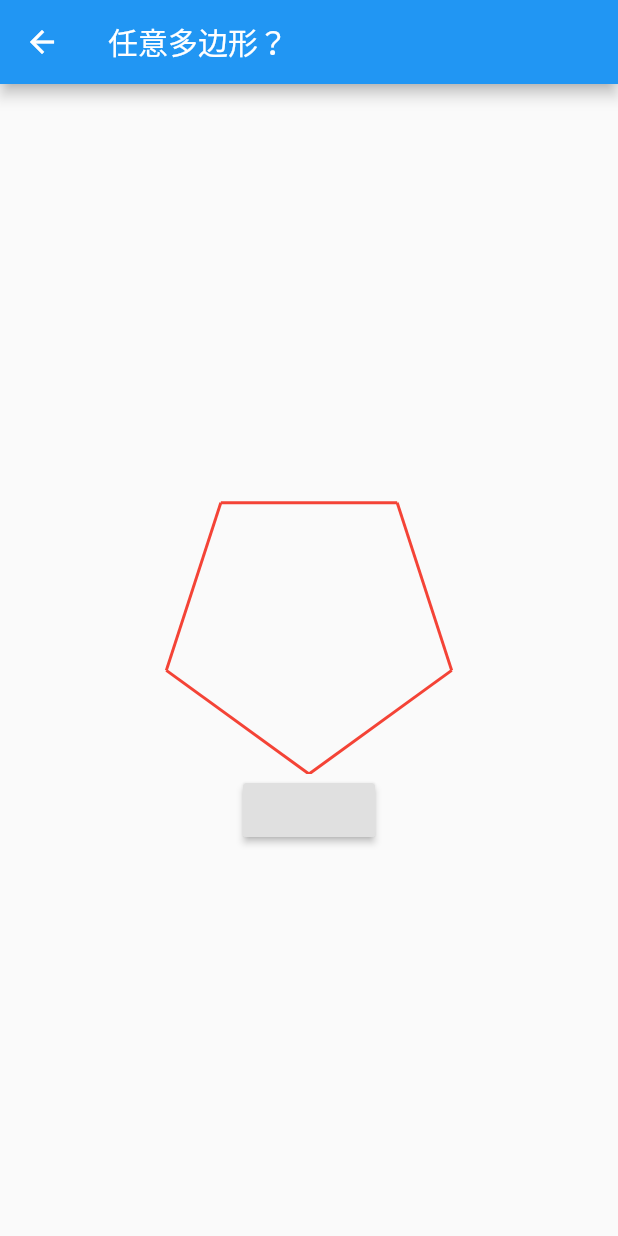
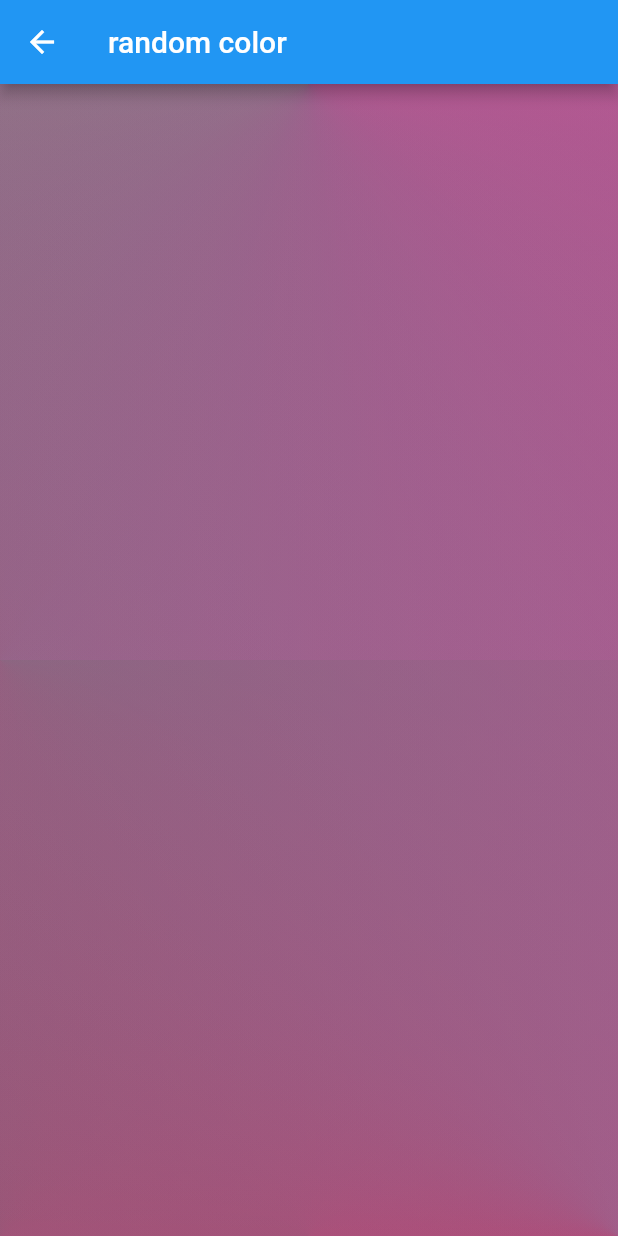
Before and after one commit to sm9i/draw_example, a Flutter app: the screen it shows after launch, after a tap on the "menu" icon, on a phone screen of 412 x 824 dp. Run offline on Flutter 3.47's test engine with Material 2 defaults, Android fonts, the phone set to English and light mode, and no system bars; our stand-ins replace dio.

Commit message:
random test

```diff
--- a/lib/demo/particle/particle.dart
+++ b/lib/demo/particle/particle.dart
@@ -36,15 +36,3 @@ class Particle {
     );
   }
 }
-final random = Random();
-
-Color randomRGB({
-  int limitR = 0,
-  int limitG = 0,
-  int limitB = 0,
-}) {
-  var r = limitR + random.nextInt(256 - limitR); //红值
-  var g = limitG + random.nextInt(256 - limitG); //绿值
-  var b = limitB + random.nextInt(256 - limitB); //蓝值
-  return Color.fromARGB(255, r, g, b); //生成argb模式的颜色
-}
--- a/lib/demo/particle/particle_manage.dart
+++ b/lib/demo/particle/particle_manage.dart
@@ -1,4 +1,5 @@
 import 'package:draw_example/demo/particle/particle.dart';
+import 'package:draw_example/helper.dart';
 import 'package:flutter/material.dart';
 
 class ParticleManage extends ChangeNotifier {
--- a/lib/demo/particle/screen.dart
+++ b/lib/demo/particle/screen.dart
@@ -3,6 +3,7 @@ import 'dart:async';
 import 'package:draw_example/demo/particle/particle.dart';
 import 'package:draw_example/demo/particle/particle_manage.dart';
 import 'package:draw_example/demo/particle/particle_painter.dart';
+import 'package:draw_example/helper.dart';
 import 'package:flutter/cupertino.dart';
 import 'package:flutter/material.dart';
 import 'dart:math';
--- a/lib/demo/polygon/polygon_page.dart
+++ b/lib/demo/polygon/polygon_page.dart
@@ -41,12 +41,7 @@ class _PolygonPageState extends State<PolygonPage>
                 size: Size(200, 200),
               ),
             ),
-            RaisedButton(onPressed: () {
-              if (_controller.isAnimating || _controller.isCompleted) {
-                _controller.reset();
-              }
-              _controller.forward();
-            })
+            RaisedButton(onPressed: () {})
           ],
         ),
       ),
--- /dev/null
+++ b/lib/demo/random/random_bg_page.dart
@@ -0,0 +1,76 @@
+import 'package:draw_example/demo/particle/particle.dart';
+import 'package:draw_example/helper.dart';
+import 'package:flutter/material.dart';
+import 'dart:math' as math;
+
+class RandomBgPage extends StatefulWidget {
+  @override
+  _RandomBgPageState createState() => _RandomBgPageState();
+}
+
+class _RandomBgPageState extends State<RandomBgPage> {
+  List<Alignment> alignments = [
+    Alignment.center,
+    Alignment.centerRight,
+    Alignment.centerLeft,
+    Alignment.bottomCenter,
+    Alignment.bottomLeft,
+    Alignment.bottomRight,
+    Alignment.topCenter,
+    Alignment.topLeft,
+    Alignment.topRight,
+  ];
+
+  List<Gradient> randomGradient() {
+    List<Gradient> res = [];
+    List.generate(10, (index) {
+      List<Color> colors = [];
+      List.generate(randomInt(max: 4,min: 2), (index) {
+        colors.add(randomRGB().withOpacity(randomInt(max: 7) / 10));
+      });
+      // res.add(LinearGradient(
+      //   colors: colors,
+      //   begin: randomList(alignments),
+      //   end: randomList(alignments),
+      // ));
+      res.add(SweepGradient(
+        colors: colors,
+        center: randomList(List.of(alignments)..remove(Alignment.center)),
+      ));
+      // res.add(RadialGradient(
+      //   colors: colors,
+      //   center: randomList(alignments),
+      //   focal: randomList(alignments),
+      // ));
+    });
+    return res;
+  }
+
+  @override
+  Widget build(BuildContext context) {
+    return Scaffold(
+      appBar: AppBar(
+        title: Text('random color'),
+      ),
+      // body: Container(
+      //   decoration: BoxDecoration(
+      //     gradient: RadialGradient(
+      //       colors: [
+      //         randomRGB(),
+      //         randomRGB(),
+      //       ],
+      //       center: Alignment.topLeft,
+      //       radius: 0.8,
+      //     ),
+      //   ),
+      // ),
+      body: Stack(
+        children: randomGradient()
+            .map((e) => Container(
+                  decoration: BoxDecoration(gradient: e),
+                ))
+            .toList(),
+      ),
+    );
+  }
+}
--- /dev/null
+++ b/lib/helper.dart
@@ -0,0 +1,32 @@
+import 'dart:math';
+
+import 'package:flutter/material.dart';
+
+final random = Random();
+
+Color randomRGB({
+  int limitR = 0,
+  int limitG = 0,
+  int limitB = 0,
+}) {
+  var r = limitR + random.nextInt(256 - limitR); //红值
+  var g = limitG + random.nextInt(256 - limitG); //绿值
+  var b = limitB + random.nextInt(256 - limitB); //蓝值
+  return Color.fromARGB(255, r, g, b); //生成argb模式的颜色
+}
+
+int randomInt({int max, int min = 0}) {
+  int r = random.nextInt(max ?? 10);
+  if(r<min){
+    return randomInt(max: max,min: min);
+  }
+  return r;
+
+}
+
+E randomList<E>(List<E> list) {
+  if (list == null || list.length == 0) {
+    return null;
+  }
+  return list[randomInt(max: list.length - 1)];
+}
--- a/lib/main.dart
+++ b/lib/main.dart
@@ -4,6 +4,7 @@ import 'package:flutter/services.dart';
 import 'demo/bezier_fitting.dart';
 import 'demo/particle/screen.dart';
 import 'demo/polygon/polygon_page.dart';
+import 'demo/random/random_bg_page.dart';
 import 'demo/test_page.dart';
 import 'package:flutter/material.dart';
 
@@ -73,9 +74,10 @@ class _MyHomePageState extends State<MyHomePage> {
           //ParticleScreen
           //BezierFittingPage
           //PolygonPage
+          //RandomBgPage
           IconButton(
             icon: Icon(Icons.menu),
-            onPressed: () => goPage(context, child: PolygonPage()),
+            onPressed: () => goPage(context, child: RandomBgPage()),
           ),
         ],
       ),
```
